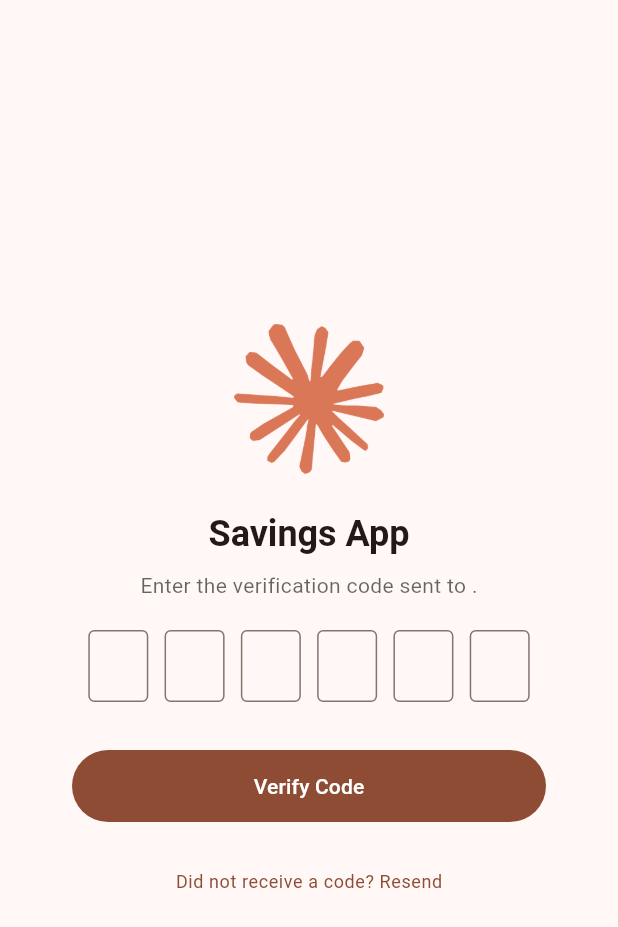
After one commit to robertgouveia/savings-mobile-app, a Flutter app: the VerificationPage screen opened by its route, on a phone screen of 412 x 824 dp. The commit adds this screen. Shown: the top 927 px of the screen. Run offline on Flutter 3.47's test engine with Material 3 defaults, Android fonts, the phone set to English and light mode, and no system bars; our stand-ins replace flutter_dotenv.

Commit message:
Finished code verification

```diff
--- /dev/null
+++ b/lib/entities/User.dart
@@ -0,0 +1,4 @@
+class User {
+  final id = null;
+  final email = null;
+}
--- a/lib/main.dart
+++ b/lib/main.dart
@@ -3,9 +3,11 @@ import 'package:flutter_dotenv/flutter_dotenv.dart';
 import 'package:provider/provider.dart';
 import 'package:savings_app/view/auth/login_page.dart';
 import 'package:savings_app/view/auth/register_page.dart';
+import 'package:savings_app/view/auth/verify_page.dart';
 import 'package:savings_app/view/home/dashboard.dart';
 import 'package:savings_app/viewmodel/auth/login_viewmodel.dart';
 import 'package:savings_app/viewmodel/auth/register_viewmodel.dart';
+import 'package:savings_app/viewmodel/auth/verification_viewmodel.dart';
 
 void main() async {
   await dotenv.load();
@@ -21,7 +23,8 @@ class MyApp extends StatelessWidget {
     return MultiProvider(
       providers: [
         ChangeNotifierProvider(create: (_) => RegisterViewModel(),),
-        ChangeNotifierProvider(create: (_) => LoginViewModel())
+        ChangeNotifierProvider(create: (_) => LoginViewModel()),
+        ChangeNotifierProvider(create: (_) => VerificationViewModel())
       ],
       child: MaterialApp(
         debugShowCheckedModeBanner: false,
@@ -32,7 +35,8 @@ class MyApp extends StatelessWidget {
         routes: {
           '/register': (context) => RegisterPage(),
           '/login': (context) => LoginPage(),
-          '/home': (context) => DashboardPage()
+          '/home': (context) => DashboardPage(),
+          '/verify': (context) => VerificationPage(email: "")
         },
       ),
     );
--- a/lib/view/auth/register_page.dart
+++ b/lib/view/auth/register_page.dart
@@ -1,5 +1,6 @@
 import 'package:flutter/material.dart';
 import 'package:provider/provider.dart';
+import 'package:savings_app/utils/popup.dart';
 import 'package:savings_app/viewmodel/auth/register_viewmodel.dart';
 
 class RegisterPage extends StatelessWidget {
@@ -95,7 +96,7 @@ class RegisterPage extends StatelessWidget {
                   width: double.infinity,
                   height: 48,
                   child: FilledButton(
-                      onPressed: () => vm.submitRegister,
+                      onPressed: () => vm.submitRegister(context),
                       child: vm.isLoading ?
                           const SizedBox(
                             width: 24,
--- /dev/null
+++ b/lib/view/auth/verify_page.dart
@@ -0,0 +1,130 @@
+import 'package:flutter/material.dart';
+import 'package:provider/provider.dart';
+import 'package:savings_app/viewmodel/auth/verification_viewmodel.dart';
+
+class VerificationPage extends StatelessWidget {
+  final String email;
+
+  const VerificationPage({super.key, required this.email});
+
+  @override
+  Widget build(BuildContext context) {
+    final arguments = ModalRoute.of(context)?.settings.arguments as Map<String, dynamic>?;
+    final theme = Theme.of(context);
+    final vm = Provider.of<VerificationViewModel>(context);
+    final email = arguments?['email'] ?? '';
+
+    return ChangeNotifierProvider(
+      create: (_) {
+        final vm = VerificationViewModel();
+        vm.setEmail(email);
+        return vm;
+      },
+      child: Consumer<VerificationViewModel>(
+        builder: (context, vm, child) {
+          return Scaffold(
+            body: Center(
+              child: SingleChildScrollView(
+                padding: const EdgeInsets.symmetric(horizontal: 24),
+                child: Padding(
+                  padding: const EdgeInsets.symmetric(horizontal: 24, vertical: 32),
+                  child: Column(
+                    mainAxisSize: MainAxisSize.min,
+                    children: [
+                      ClipRRect(
+                        borderRadius: BorderRadius.circular(12),
+                        child: Image.asset(
+                          'assets/images/logo.png',
+                          width: 100,
+                          height: 100,
+                          fit: BoxFit.cover,
+                        ),
+                      ),
+                      const SizedBox(height: 24),
+                      Text(
+                        'Savings App',
+                        style: theme.textTheme.headlineSmall?.copyWith(
+                          fontWeight: FontWeight.bold,
+                        ),
+                      ),
+                      const SizedBox(height: 8),
+                      Text(
+                        'Enter the verification code sent to $email.',
+                        style: theme.textTheme.bodyMedium?.copyWith(
+                          color: theme.hintColor,
+                        ),
+                      ),
+
+                      const SizedBox(height: 20),
+                      // Verification Code input fields
+                      Row(
+                        mainAxisAlignment: MainAxisAlignment.spaceEvenly,
+                        children: List.generate(6, (index) {
+                          return SizedBox(
+                            width: 40,
+                            child: TextField(
+                              controller: vm.codeControllers[index],
+                              decoration: const InputDecoration(
+                                counterText: '',
+                                border: OutlineInputBorder(),
+                                contentPadding: EdgeInsets.symmetric(vertical: 10),
+                              ),
+                              keyboardType: TextInputType.number,
+                              textAlign: TextAlign.center,
+                              maxLength: 1,
+                              onChanged: (value) {
+                                if (value.isNotEmpty && index < 5) {
+                                  FocusScope.of(context).nextFocus();
+                                }
+                              },
+                            ),
+                          );
+                        }),
+                      ),
+
+                      const SizedBox(height: 32),
+                      SizedBox(
+                        width: double.infinity,
+                        height: 48,
+                        child: FilledButton(
+                          onPressed: () => vm.submitVerification(context),
+                          child:
+                          vm.isLoading
+                              ? const SizedBox(
+                            width: 24,
+                            height: 24,
+                            child: CircularProgressIndicator(
+                              strokeWidth: 2,
+                              color: Colors.white,
+                            ),
+                          )
+                              : const Text('Verify Code'),
+                        ),
+                      ),
+
+                      const SizedBox(height: 20),
+                      Padding(
+                        padding: const EdgeInsets.symmetric(
+                          vertical: 12,
+                          horizontal: 0,
+                        ),
+                        child: GestureDetector(
+                          child: Text(
+                            'Did not receive a code? Resend',
+                            style: theme.textTheme.bodySmall?.copyWith(
+                              color: theme.primaryColor,
+                            ),
+                          ),
+                        ),
+                      ),
+                    ],
+                  ),
+                ),
+              ),
+            ),
+          );
+        },
+      )
+    );
+  }
+}
--- a/lib/viewmodel/auth/login_viewmodel.dart
+++ b/lib/viewmodel/auth/login_viewmodel.dart
@@ -34,7 +34,7 @@ class LoginViewModel extends ChangeNotifier {
 
     final response;
     try{
-       response = await http.get(Uri.parse(dotenv.get('API_URL'))).timeout(Duration(seconds: 3));
+       response = await http.get(Uri.parse('${dotenv.get('API_URL')}/health')).timeout(Duration(seconds: 3));
     } catch(e) {
       _isLoading = false;
       notifyListeners();
--- /dev/null
+++ b/lib/viewmodel/auth/verification_viewmodel.dart
@@ -0,0 +1,58 @@
+import 'dart:convert';
+
+import 'package:flutter/material.dart';
+import 'package:flutter_dotenv/flutter_dotenv.dart';
+import 'package:http/http.dart' as http;
+import 'package:savings_app/utils/popup.dart';
+
+class VerificationViewModel extends ChangeNotifier {
+  List<TextEditingController> codeControllers = List.generate(
+      6, (_) => TextEditingController());
+
+  String _email = '';
+
+  bool _isLoading = false;
+
+  bool get isLoading => _isLoading;
+
+  void setEmail(String email) {
+    _email = email;
+    notifyListeners();
+  }
+
+  Future<void> submitVerification(BuildContext context) async {
+    final code = codeControllers.map((controller) => controller.text).join();
+
+    final response;
+    try {
+      response = await http.put(Uri.parse('${dotenv.get('API_URL')}/auth/verify'), headers: {
+        'Content-Type': 'application/json'
+      }, body: jsonEncode({
+        "email": _email,
+        "code": code
+      }));
+    } catch(e) {
+      PopupUtils.showError(context, 'Unable to send verification code.');
+      _isLoading = false;
+      notifyListeners();
+      return;
+    }
+
+    if(response.statusCode != 200) {
+      PopupUtils.showError(context, 'Invalid code!');
+      _isLoading = false;
+      notifyListeners();
+      return;
+    }
+
+    PopupUtils.showSuccess(context, 'Verified!');
+    _isLoading = false;
+    notifyListeners();
+    Navigator.pushNamedAndRemoveUntil(context, '/login', (Route<dynamic> route) => false);
+  }
+
+  @override
+  void dispose() {
+    super.dispose();
+  }
+}
--- a/pubspec.yaml
+++ b/pubspec.yaml
@@ -23,4 +23,5 @@ dev_dependencies:
 flutter:
   assets:
     - assets/images/logo.png
+    - ./.env
   uses-material-design: true
```
Also changed, not shown: lib/viewmodel/auth/register_viewmodel.dart (+39 -2 lines).
